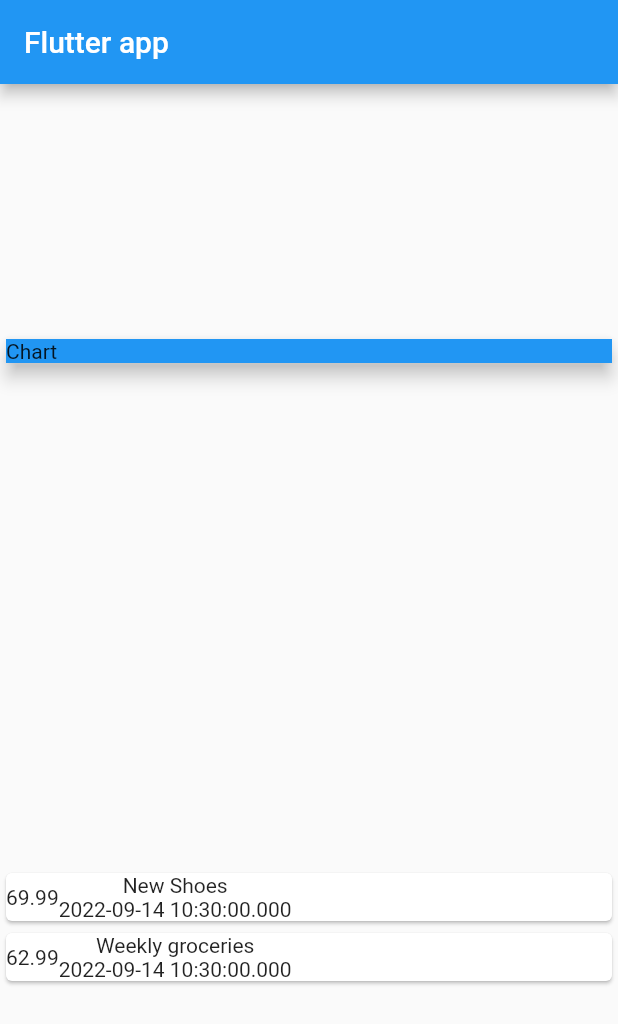
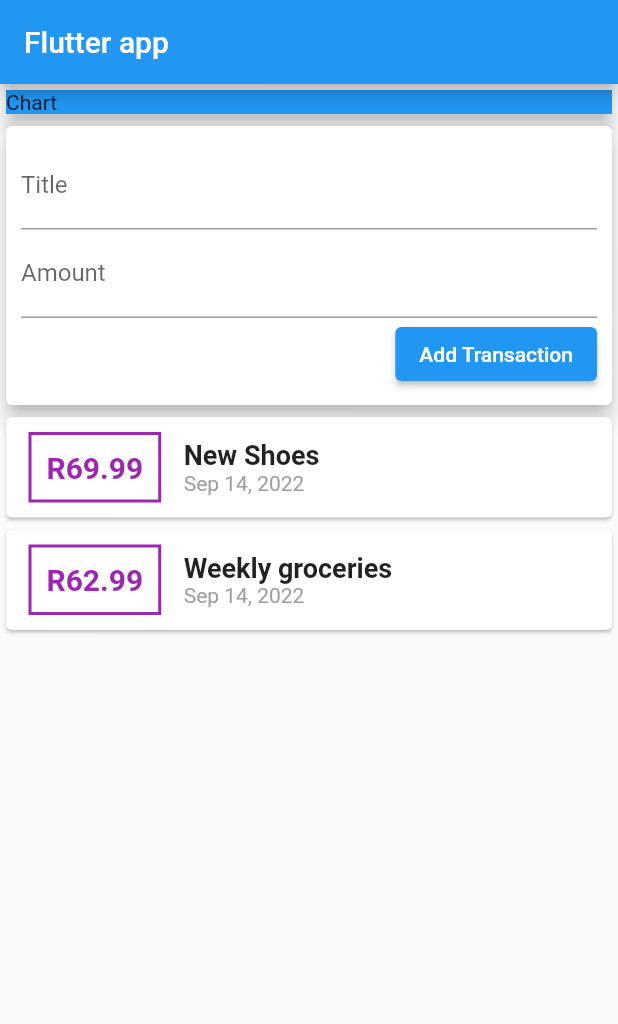
Before and after one commit to Caleb1418/personal-expenses-app, a Flutter app: the screen it shows after launch, on a phone screen of 412 x 824 dp. Shown: the top 1024 px of the screen. Run offline on Flutter 3.47's test engine with Material 2 defaults, Android fonts, the phone set to English and light mode, and no system bars.

Commit message:
button added and title and amounts

```diff
--- a/lib/main.dart
+++ b/lib/main.dart
@@ -1,3 +1,5 @@
+// ignore_for_file: prefer_const_constructors
+import 'package:intl/intl.dart';
 import 'package:flutter/material.dart';
 import './transaction.dart';
 
@@ -43,16 +45,37 @@ class MyHomePage extends StatelessWidget {
         title: Text('Flutter app'),
       ),
       body: Column(
-        mainAxisAlignment: MainAxisAlignment.spaceAround,
+        mainAxisAlignment: MainAxisAlignment.start,
         crossAxisAlignment: CrossAxisAlignment.stretch,
         children: <Widget>[
           Card(
+            elevation: 5,
             child: Container(
               color: Colors.blue,
               width: double.infinity,
               child: Text('Chart'),
             ),
+          ),
+          Card(
             elevation: 5,
+            child: Container(
+              padding: EdgeInsets.all(10),
+              child: Column(
+                crossAxisAlignment: CrossAxisAlignment.end,
+                children: <Widget>[
+                  TextField(
+                    decoration: InputDecoration(labelText: 'Title'),
+                  ),
+                  TextField(
+                    decoration: InputDecoration(labelText: 'Amount'),
+                  ),
+                  ElevatedButton(
+                    child: Text('Add Transaction'),
+                    onPressed: () {},
+                  )
+                ],
+              ),
+            ),
           ),
           Column(
             children: transactions.map((tx) {
@@ -60,14 +83,29 @@ class MyHomePage extends StatelessWidget {
                 child: Row(
                   children: <Widget>[
                     Container(
-                      child: Text(
-                        tx.amount.toString(),
-                      ),
+                      margin:
+                          EdgeInsets.symmetric(vertical: 10, horizontal: 15),
+                      decoration: BoxDecoration(
+                          border: Border.all(color: Colors.purple, width: 2)),
+                      padding: EdgeInsets.all(10),
+                      child: Text('R${tx.amount}',
+                          style: TextStyle(
+                              fontWeight: FontWeight.bold,
+                              fontSize: 20,
+                              color: Colors.purple)),
                     ),
                     Column(
+                      crossAxisAlignment: CrossAxisAlignment.start,
                       children: <Widget>[
-                        Text(tx.title),
-                        Text(tx.date.toString()),
+                        Text(
+                          tx.title,
+                          style: TextStyle(
+                              fontSize: 18, fontWeight: FontWeight.bold),
+                        ),
+                        Text(
+                          DateFormat.yMMMd().format(tx.date),
+                          style: TextStyle(color: Colors.grey),
+                        ),
                       ],
                     )
                   ],
--- a/pubspec.yaml
+++ b/pubspec.yaml
@@ -36,6 +36,7 @@ dependencies:
   # The following adds the Cupertino Icons font to your application.
   # Use with the CupertinoIcons class for iOS style icons.
   cupertino_icons: ^1.0.2
+  intl: ^0.17.0
 
 dev_dependencies:
   flutter_test:
```
Also changed, not shown: pubspec.lock.
